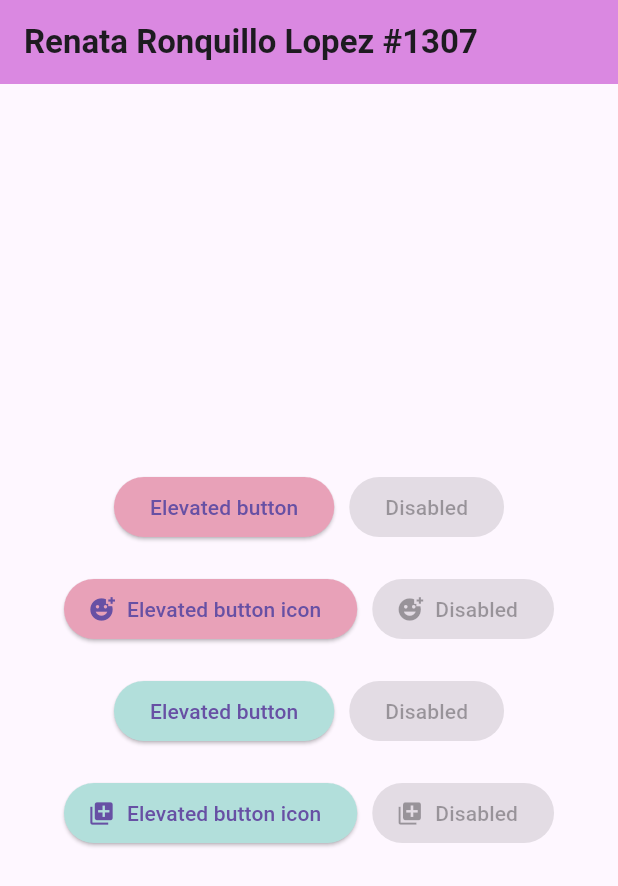
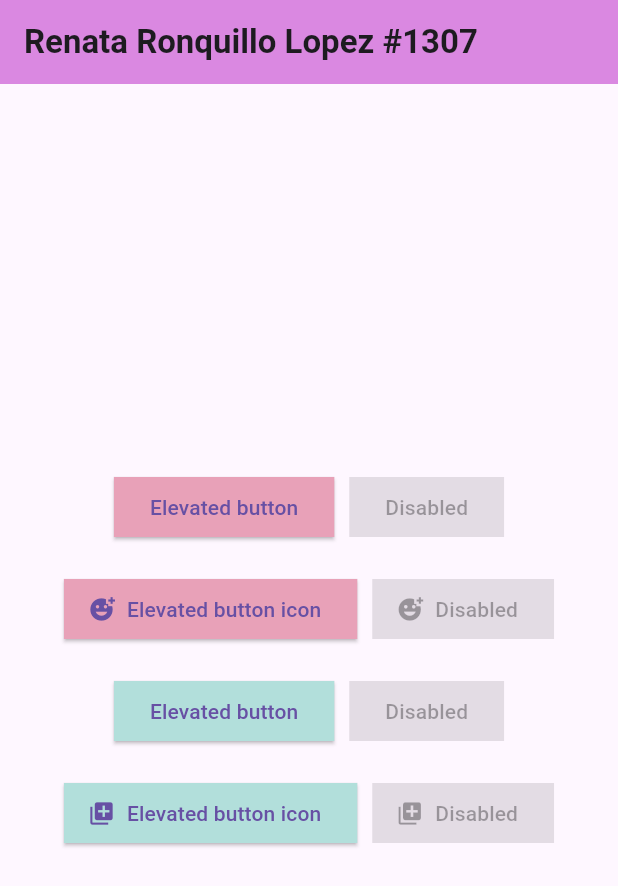
Before and after one commit to Renata-Ronquillo-5-J/Act11_ElevatedButton, a Flutter app: the screen it shows after launch, on a phone screen of 412 x 824 dp. Shown: the top 886 px of the screen. Run offline on Flutter 3.47's test engine with Material 3 defaults, Android fonts, the phone set to English and light mode, and no system bars.

```diff
--- a/lib/main.dart
+++ b/lib/main.dart
@@ -33,12 +33,20 @@ class MyApp extends StatelessWidget {
                     },
                     style: ElevatedButton.styleFrom(
                       backgroundColor: Color(0xffe8a1b8), // Color rosa
+                      shape: RoundedRectangleBorder(
+                        borderRadius: BorderRadius.zero, // Bordes rectangulares
+                      ),
                     ),
                     child: Text('Elevated button'),
                   ),
                   SizedBox(width: 10), // Espacio entre botones
                   ElevatedButton(
                     onPressed: null, // Botón deshabilitado
+                    style: ElevatedButton.styleFrom(
+                      shape: RoundedRectangleBorder(
+                        borderRadius: BorderRadius.zero, // Bordes rectangulares
+                      ),
+                    ),
                     child: Text('Disabled'),
                   ),
                 ],
@@ -55,6 +63,9 @@ class MyApp extends StatelessWidget {
                     },
                     style: ElevatedButton.styleFrom(
                       backgroundColor: Color(0xffe8a1b8), // Color rosa
+                      shape: RoundedRectangleBorder(
+                        borderRadius: BorderRadius.zero, // Bordes rectangulares
+                      ),
                     ),
                     icon: Icon(Icons.add_reaction), // Icono
                     label: Text('Elevated button icon'),
@@ -62,6 +73,11 @@ class MyApp extends StatelessWidget {
                   SizedBox(width: 10), // Espacio entre botones
                   ElevatedButton.icon(
                     onPressed: null, // Botón deshabilitado
+                    style: ElevatedButton.styleFrom(
+                      shape: RoundedRectangleBorder(
+                        borderRadius: BorderRadius.zero, // Bordes rectangulares
+                      ),
+                    ),
                     icon: Icon(Icons.add_reaction), // Icono
                     label: Text('Disabled'),
                   ),
@@ -79,12 +95,20 @@ class MyApp extends StatelessWidget {
                     },
                     style: ElevatedButton.styleFrom(
                       backgroundColor: Color(0xFFB2DFDB), // Verde pastel
+                      shape: RoundedRectangleBorder(
+                        borderRadius: BorderRadius.zero, // Bordes rectangulares
+                      ),
                     ),
                     child: Text('Elevated button'),
                   ),
                   SizedBox(width: 10), // Espacio entre botones
                   ElevatedButton(
                     onPressed: null, // Botón deshabilitado
+                    style: ElevatedButton.styleFrom(
+                      shape: RoundedRectangleBorder(
+                        borderRadius: BorderRadius.zero, // Bordes rectangulares
+                      ),
+                    ),
                     child: Text('Disabled'),
                   ),
                 ],
@@ -101,6 +125,9 @@ class MyApp extends StatelessWidget {
                     },
                     style: ElevatedButton.styleFrom(
                       backgroundColor: Color(0xFFB2DFDB), // Verde pastel
+                      shape: RoundedRectangleBorder(
+                        borderRadius: BorderRadius.zero, // Bordes rectangulares
+                      ),
                     ),
                     icon: Icon(Icons.library_add), // Icono
                     label: Text('Elevated button icon'),
@@ -108,6 +135,11 @@ class MyApp extends StatelessWidget {
                   SizedBox(width: 10), // Espacio entre botones
                   ElevatedButton.icon(
                     onPressed: null, // Botón deshabilitado
+                    style: ElevatedButton.styleFrom(
+                      shape: RoundedRectangleBorder(
+                        borderRadius: BorderRadius.zero, // Bordes rectangulares
+                      ),
+                    ),
                     icon: Icon(Icons.library_add), // Icono
                     label: Text('Disabled'),
                   ),
```
Also changed, not shown: 8BOTONES.png.
